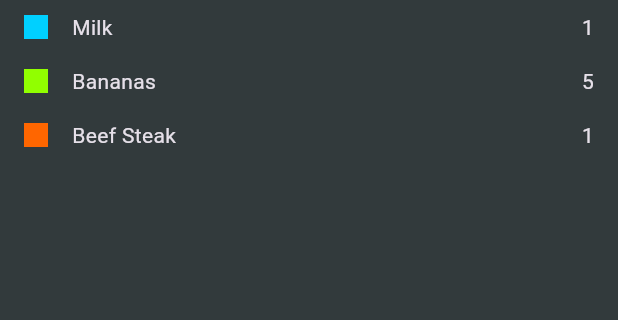
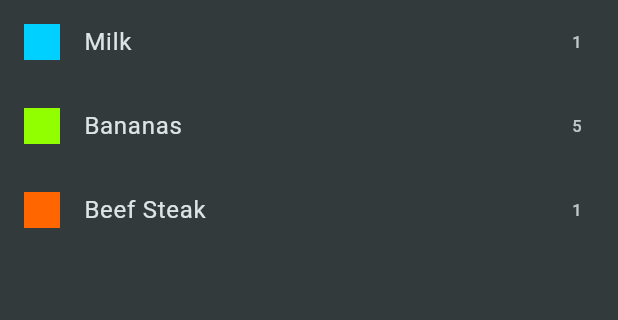
Before and after one commit to Tschongsti/shopping_list, a Flutter app: the screen it shows after launch, on a phone screen of 412 x 824 dp, the part 84-404 px from its top. Run offline on Flutter 3.47's test engine with Material 3 defaults, Android fonts, the phone set to English and light mode, and no system bars.

Commit message:
Musterlösung Udemy-Kurs für Intro-Übung

```diff
--- a/lib/main.dart
+++ b/lib/main.dart
@@ -1,5 +1,5 @@
 import 'package:flutter/material.dart';
-import 'package:shopping_list/screens/groceries_screen.dart';
+import 'package:shopping_list/widgets/grocery_list.dart';
 
 void main() {
   runApp(const MyApp());
@@ -21,7 +21,7 @@ class MyApp extends StatelessWidget {
         ),
         scaffoldBackgroundColor: const Color.fromARGB(255, 50, 58, 60),
       ),
-      home: GroceriesScreen(),
+      home: const GroceryList(),
     );
   }
 }
--- a/lib/models/category.dart
+++ b/lib/models/category.dart
@@ -3,11 +3,11 @@ import 'package:flutter/material.dart';
 enum Categories { vegetables, fruit, meat, dairy, carbs, sweets, spices, convenience, hygiene, other}
 
 class Category {
-  final String name;
-  final Color color;
-
   const Category (
-    this.name,
+    this.title,
     this.color,
   );
+
+  final String title;
+  final Color color;
 }
--- a/lib/models/grocery_item.dart
+++ b/lib/models/grocery_item.dart
@@ -1,15 +1,15 @@
 import 'package:shopping_list/models/category.dart';
 
 class GroceryItem {
-  final String id;
-  final String name;
-  final int quantity;
-  final Category category;
-
   const GroceryItem ({
     required this.id,
     required this.name,
     required this.quantity,
     required this.category,
  });
+
+  final String id;
+  final String name;
+  final int quantity;
+  final Category category;
 }
--- a/lib/screens/groceries_screen.dart
+++ /dev/null
@@ -1,36 +0,0 @@
-import 'package:flutter/material.dart';
-
-import 'package:shopping_list/data/dummy_items.dart';
-import 'package:shopping_list/widgets/grocery_list_item.dart';
-
-class GroceriesScreen extends StatefulWidget{
-  const GroceriesScreen ({super.key});
-
-  @override
-  State<StatefulWidget> createState() {
-    return _GroceriesScreenState();
-  }
-}
-
-class _GroceriesScreenState extends State<GroceriesScreen> {
-
-  @override
-  Widget build(BuildContext context) {
-    return Scaffold(
-      appBar: AppBar(
-        title: Text ('Your Groceries'),
-      ),
-      body: ListView.builder(
-        itemCount: groceryItems.length,
-        itemBuilder: (ctx, index) {
-          final item = groceryItems[index];
-          return GroceryListItem(
-            color: item.category.color,
-            name: item.name,
-            quantity: item.quantity,
-          );
-        },
-      ),
-    );
-  }
-}
--- /dev/null
+++ b/lib/widgets/grocery_list.dart
@@ -0,0 +1,29 @@
+import 'package:flutter/material.dart';
+
+import 'package:shopping_list/data/dummy_items.dart';
+
+class GroceryList extends StatelessWidget {
+  const GroceryList ({super.key});
+
+  @override
+  Widget build(BuildContext context) {
+    return Scaffold(
+      appBar: AppBar(
+        title: Text ('Your Groceries'),
+      ),
+      body: ListView.builder(
+        itemCount: groceryItems.length,
+        itemBuilder: (ctx, index) => ListTile(
+          title: Text(groceryItems[index].name),
+          leading: Container(
+            width: 24,
+            height: 24,
+            color: groceryItems[index].category.color,
+          ),
+          trailing: Text(groceryItems[index].quantity.toString(),
+          )
+        ),
+      ),
+    );
+  }
+}
--- a/lib/widgets/grocery_list_item.dart
+++ /dev/null
@@ -1,38 +0,0 @@
-import 'package:flutter/material.dart';
-
-class GroceryListItem extends StatelessWidget{
-  const GroceryListItem ({
-    required this.color,
-    required this.name,
-    required this.quantity,
-    super.key,
-  });
-
-final String name;
-final int quantity;
-final Color color;
-
-@override
-  Widget build(BuildContext context) {
-    return Padding(
-      padding: const EdgeInsets.symmetric(
-        horizontal: 16,
-        vertical: 8,
-      ),
-      child: Row(
-        children: [
-          Container (
-            height: 16,
-            width: 16,
-            color: color,
-          ),
-          const SizedBox (width: 16),
-          Expanded(
-            child: Text (name),
-          ),
-          Text (quantity.toString()),
-        ],
-      ),
-    );
-  }
-}
```
